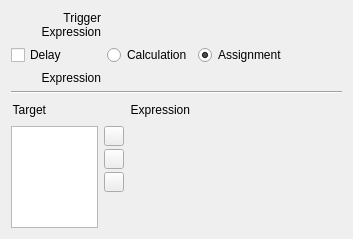
Before: the Qt Designer form copasi/UI/CQEventWidget1.ui in copasi/COPASI, drawn with Qt 5.
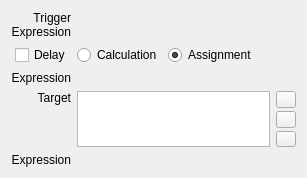
After: the same form once the commit is applied. Custom widgets are drawn as their Qt base class.

Commit message: Adjusted relative expression field sizes and/with layouts. This also deals with . . . TeamMeeting2011 Events: "Trigger Expression" Box and "expression" Box are too large align the delay checkbox with the "expression" box

The edit to the form file:
```diff
--- a/copasi/UI/CQEventWidget1.ui
+++ b/copasi/UI/CQEventWidget1.ui
@@ -16,8 +16,8 @@
    <rect>
     <x>0</x>
     <y>0</y>
-    <width>353</width>
-    <height>239</height>
+    <width>307</width>
+    <height>177</height>
    </rect>
   </property>
   <property name="sizePolicy">
@@ -54,14 +54,14 @@
      <property name="sizePolicy">
       <sizepolicy hsizetype="MinimumExpanding" vsizetype="Preferred">
        <horstretch>0</horstretch>
-       <verstretch>0</verstretch>
+       <verstretch>1</verstretch>
       </sizepolicy>
      </property>
      <widget class="QWidget" name="page_3"/>
      <widget class="QWidget" name="page_4"/>
     </widget>
    </item>
-   <item row="1" column="0">
+   <item row="1" column="0" alignment="Qt::AlignRight">
     <widget class="QCheckBox" name="mpCheckDelay">
      <property name="sizePolicy">
       <sizepolicy hsizetype="Preferred" vsizetype="Minimum">
@@ -77,7 +77,7 @@
      </property>
     </widget>
    </item>
-   <item row="1" column="1" colspan="2">
+   <item row="1" column="1">
     <layout class="QHBoxLayout" name="horizontalLayout">
      <item>
       <widget class="QRadioButton" name="mpBtnDelayCalculation">
@@ -135,15 +135,19 @@
      <property name="sizePolicy">
       <sizepolicy hsizetype="MinimumExpanding" vsizetype="Preferred">
        <horstretch>0</horstretch>
-       <verstretch>0</verstretch>
+       <verstretch>1</verstretch>
       </sizepolicy>
      </property>
-     <widget class="QWidget" name="page_5"/>
-     <widget class="QWidget" name="page_6"/>
-    </widget>
-   </item>
-   <item row="3" column="0" colspan="3">
+     <widget class="QWidget" name="page_5">
     <widget class="Line" name="mpLine1">
+       <property name="geometry">
+        <rect>
+         <x>-120</x>
+         <y>110</y>
+         <width>563</width>
+         <height>16</height>
+        </rect>
+       </property>
      <property name="frameShape">
       <enum>QFrame::HLine</enum>
      </property>
@@ -151,86 +155,34 @@
       <enum>QFrame::Sunken</enum>
      </property>
     </widget>
+     </widget>
+     <widget class="QWidget" name="page_6"/>
+    </widget>
    </item>
-   <item row="4" column="0" colspan="2">
-    <layout class="QHBoxLayout">
-     <item>
+   <item row="3" column="0">
       <widget class="QLabel" name="mpLabelTarget">
        <property name="text">
         <string>Target</string>
        </property>
        <property name="alignment">
-        <set>Qt::AlignRight|Qt::AlignTrailing|Qt::AlignVCenter</set>
+      <set>Qt::AlignRight|Qt::AlignTop|Qt::AlignTrailing</set>
        </property>
        <property name="wordWrap">
         <bool>false</bool>
        </property>
       </widget>
      </item>
-     <item>
-      <spacer name="spacerTarget">
-       <property name="orientation">
-        <enum>Qt::Horizontal</enum>
-       </property>
-       <property name="sizeType">
-        <enum>QSizePolicy::Expanding</enum>
-       </property>
-       <property name="sizeHint" stdset="0">
-        <size>
-         <width>40</width>
-         <height>20</height>
-        </size>
-       </property>
-      </spacer>
-     </item>
-    </layout>
-   </item>
-   <item row="4" column="2">
-    <layout class="QHBoxLayout">
-     <item>
-      <widget class="QLabel" name="mpLabelEA">
-       <property name="text">
-        <string>Expression</string>
-       </property>
-       <property name="alignment">
-        <set>Qt::AlignRight|Qt::AlignTrailing|Qt::AlignVCenter</set>
-       </property>
-       <property name="wordWrap">
-        <bool>false</bool>
-       </property>
-      </widget>
-     </item>
-     <item>
-      <spacer name="spacerExpression">
-       <property name="orientation">
-        <enum>Qt::Horizontal</enum>
-       </property>
-       <property name="sizeType">
-        <enum>QSizePolicy::Expanding</enum>
-       </property>
-       <property name="sizeHint" stdset="0">
-        <size>
-         <width>40</width>
-         <height>20</height>
-        </size>
-       </property>
-      </spacer>
-     </item>
-    </layout>
-   </item>
-   <item row="5" column="0" colspan="2">
-    <layout class="QHBoxLayout">
-     <item>
+   <item row="3" column="1">
       <widget class="QListWidget" name="mpLBTarget">
        <property name="sizePolicy">
         <sizepolicy hsizetype="Preferred" vsizetype="Expanding">
          <horstretch>0</horstretch>
-         <verstretch>0</verstretch>
+       <verstretch>4</verstretch>
         </sizepolicy>
        </property>
       </widget>
      </item>
-     <item>
+   <item row="3" column="2">
       <layout class="QVBoxLayout">
        <property name="spacing">
         <number>3</number>
@@ -301,14 +253,25 @@
        </item>
       </layout>
      </item>
-    </layout>
+   <item row="4" column="0">
+    <widget class="QLabel" name="mpLabelEA">
+     <property name="text">
+      <string>Expression</string>
+     </property>
+     <property name="alignment">
+      <set>Qt::AlignRight|Qt::AlignTop|Qt::AlignTrailing</set>
+     </property>
+     <property name="wordWrap">
+      <bool>false</bool>
+     </property>
+    </widget>
    </item>
-   <item row="5" column="2">
+   <item row="4" column="1" colspan="2">
     <widget class="CQExpressionMmlStackedWidget" name="mpExpressionEA">
      <property name="sizePolicy">
       <sizepolicy hsizetype="MinimumExpanding" vsizetype="Preferred">
        <horstretch>0</horstretch>
-       <verstretch>0</verstretch>
+       <verstretch>1</verstretch>
       </sizepolicy>
      </property>
      <property name="currentIndex">
```
Left out of the diff: 4 changed lines with no effect on the pictures. Lines whose indentation alone changed are shown as unchanged. The commit also changes 2 other files.
